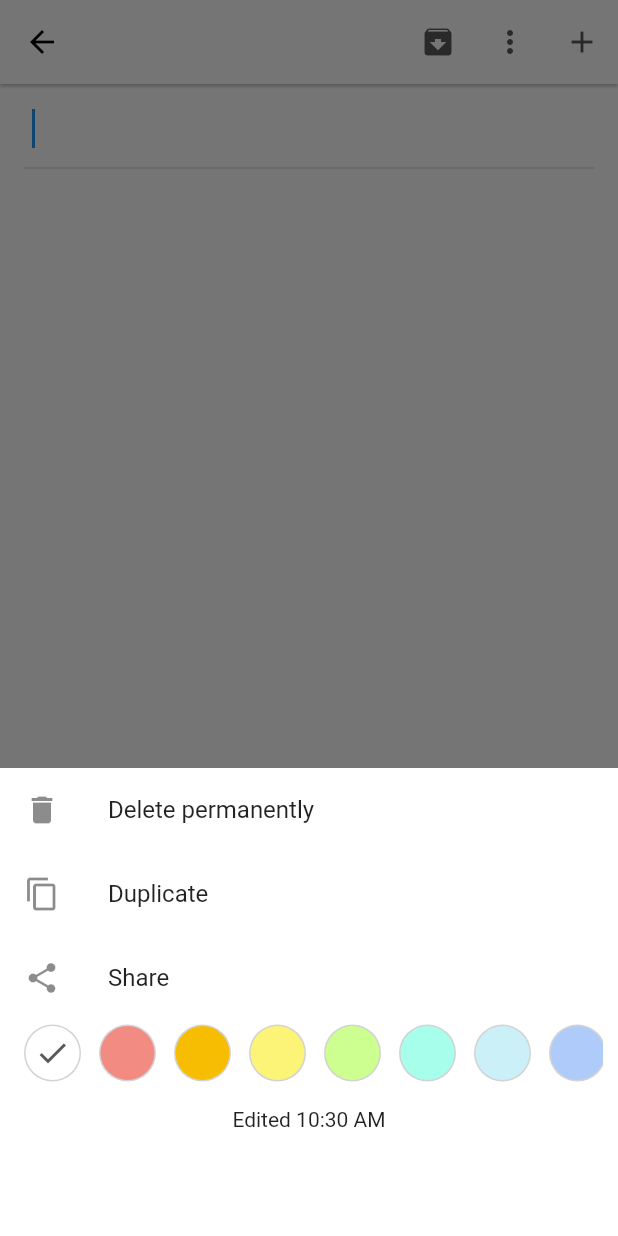
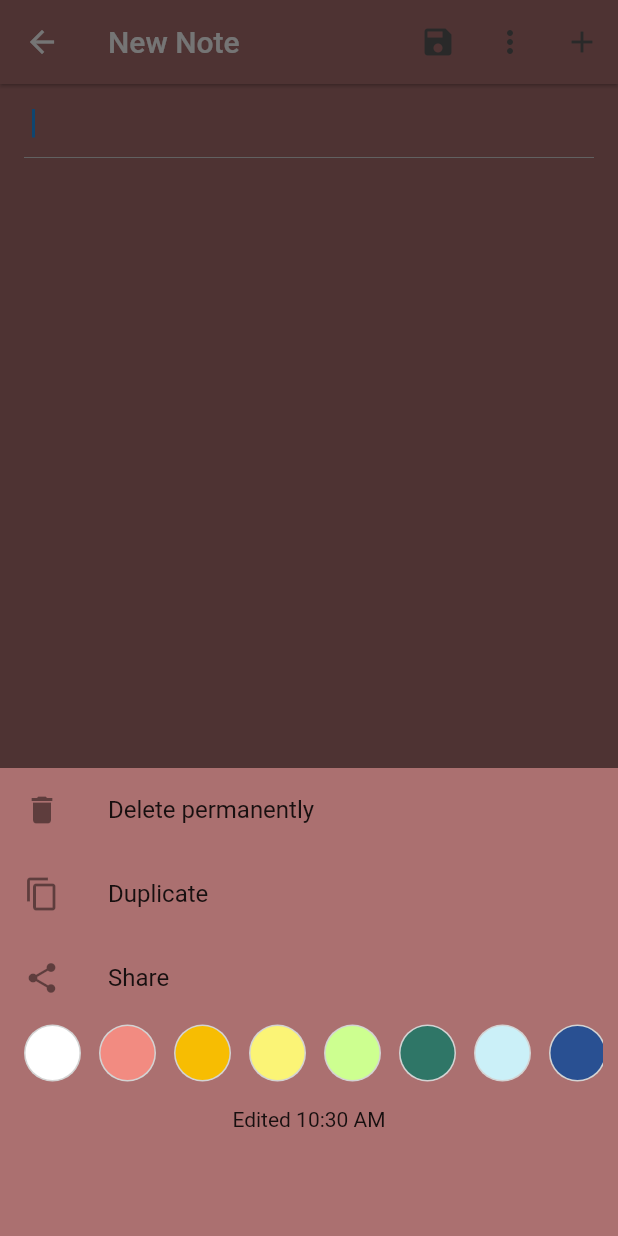
Before and after one commit to WilliamSamson/smart_app, a Flutter app: the NotePage screen opened directly with empty values, after a tap on the "add" icon, after a tap on the "more vert" icon, on a phone screen of 412 x 824 dp. Run offline on Flutter 3.47's test engine with Material 2 defaults, Android fonts, the light colour scheme and no system bars; our stand-ins replace share, sqflite; accounts and stored records are empty.

Commit message:
fix some stuffs before trying new approach to saving notes

```diff
--- a/lib/ViewControllers/NotePage.dart
+++ b/lib/ViewControllers/NotePage.dart
@@ -22,11 +22,9 @@
   final _titleFocus = FocusNode();
   final _contentFocus = FocusNode();
 
-  String _titleFrominitial ;
+  String _titleFrominitial;
   String _contentFromInitial;
   DateTime _lastEditedForUndo;
-
-
 
   var _editableNote;
 
@@ -46,7 +44,6 @@
     _titleFrominitial = widget.noteInEditing.title;
     _contentFromInitial = widget.noteInEditing.content;
 
-
     if (widget.noteInEditing.id == -1) {
       _isNewNote = true;
     }
@@ -60,18 +57,14 @@
 
   @override
   Widget build(BuildContext context) {
-
-    if(_editableNote.id == -1 && _editableNote.title.isEmpty) {
+    if (_editableNote.id == -1 && _editableNote.title.isEmpty) {
       FocusScope.of(context).requestFocus(_titleFocus);
     }
 
     return WillPopScope(
       child: Scaffold(
         key: _globalKey,
-        appBar: AppBar(brightness: Brightness.light,
-          leading: BackButton(
-            color: Colors.black,
-          ),
+        appBar: AppBar(
           actions: _archiveAction(context),
           elevation: 1,
           backgroundColor: note_color,
@@ -84,15 +77,11 @@
   }
 
   Widget _body(BuildContext ctx) {
-    return
-
-      Container(
+    return Container(
       color: note_color,
       padding: EdgeInsets.only(left: 16, right: 16, top: 12),
-      child:
-
-      SafeArea(child:
-      Column(
+      child: SafeArea(
+        child: Column(
           mainAxisAlignment: MainAxisAlignment.start,
           children: <Widget>[
             Flexible(
@@ -105,17 +94,18 @@
                     controller: _titleController,
                     focusNode: _titleFocus,
                     style: TextStyle(
-                    color: Colors.black,
-                    fontSize: 22,
-                    fontWeight: FontWeight.bold),
+                      color: Colors.blue,
+                      fontSize: 16,
+                    ),
                     cursorColor: Colors.blue,
                     backgroundCursorColor: Colors.blue),
               ),
             ),
-
-          Divider(color: CentralStation.borderColor,),
-
-          Flexible( child: Container(
+            Divider(
+              color: CentralStation.borderColor,
+            ),
+            Flexible(
+              child: Container(
                 padding: EdgeInsets.all(5),
 //    decoration: BoxDecoration(border: Border.all(color: CentralStation.borderColor,width: 1),borderRadius: BorderRadius.all(Radius.circular(10)) ),
                 child: EditableText(
@@ -126,31 +116,28 @@
                   style: TextStyle(color: Colors.black, fontSize: 20),
                   backgroundCursorColor: Colors.red,
                   cursorColor: Colors.blue,
+                ),
+              ),
             )
-          )
-          )
-
           ],
         ),
-          left: true,right: true,top: false,bottom: false,
-    )
-    )
-
-
-
-    ;
+        left: true,
+        right: true,
+        top: false,
+        bottom: false,
+      ),
+    );
   }
 
   Widget _pageTitle() {
     return Text(_editableNote.id == -1 ? "New Note" : "Edit Note");
   }
 
-
-
   List<Widget> _archiveAction(BuildContext context) {
     List<Widget> actions = [];
     if (widget.noteInEditing.id != -1) {
-      actions.add(Padding(
+      actions.add(
+        Padding(
           padding: EdgeInsets.symmetric(horizontal: 12),
           child: InkWell(
             child: GestureDetector(
@@ -161,7 +148,8 @@
               ),
             ),
           ),
-      ));
+        ),
+      );
     }
     actions += [
       Padding(
@@ -170,7 +158,7 @@
           child: GestureDetector(
             onTap: () => _archivePopup(context),
             child: Icon(
-              Icons.archive,
+              Icons.save,
               color: CentralStation.fontColor,
             ),
           ),
@@ -192,7 +180,7 @@
         padding: EdgeInsets.symmetric(horizontal: 12),
         child: InkWell(
           child: GestureDetector(
-            onTap: () => { _saveAndStartNewNote(context)  },
+            onTap: () => {_saveAndStartNewNote(context)},
             child: Icon(
               Icons.add,
               color: CentralStation.fontColor,
@@ -249,7 +237,6 @@
     print("same title? ${_editableNote.title == _titleFrominitial}");
     print("same content? ${_editableNote.content == _contentFromInitial}");
 
-
     if (!(_editableNote.title == _titleFrominitial &&
             _editableNote.content == _contentFromInitial) ||
         (_isNewNote)) {
@@ -280,7 +267,8 @@
           }
           break;
         }
-      case moreOptions.copy : {
+      case moreOptions.copy:
+        {
           _copy();
           break;
         }
@@ -296,8 +284,8 @@
               title: Text("Confirm ?"),
               content: Text("This note will be deleted permanently"),
               actions: <Widget>[
-                FlatButton(
-                onPressed: ()  {
+                TextButton(
+                    onPressed: () {
                       _persistenceTimer.cancel();
                       var noteDB = NotesDBHandler();
                       Navigator.of(context).pop();
@@ -305,10 +293,9 @@
                       CentralStation.updateNeeded = true;
 
                       Navigator.of(context).pop();
-
                     },
                     child: Text("Yes")),
-            FlatButton(
+                TextButton(
                     onPressed: () => {Navigator.of(context).pop()},
                     child: Text("No"))
               ],
@@ -335,12 +322,13 @@
     }
   }
 
-  void _saveAndStartNewNote(BuildContext context){
+  void _saveAndStartNewNote(BuildContext context) {
     _persistenceTimer.cancel();
-    var emptyNote = new Note(-1, "", "", DateTime.now(), DateTime.now(), Colors.white);
+    var emptyNote = new Note(-1, "", "", DateTime.now(), DateTime.now(),
+        Color.fromARGB(255, 171, 112, 112));
     Navigator.of(context).pop();
-    Navigator.push(context, MaterialPageRoute(builder: (ctx) => NotePage(emptyNote)));
-
+     Navigator.push(
+       context, MaterialPageRoute(builder: (ctx) => NotePage(emptyNote)));
   }
 
   Future<bool> _readyToPop() async {
@@ -360,15 +348,15 @@
               title: Text("Confirm ?"),
               content: Text("This note will be archived"),
               actions: <Widget>[
-                FlatButton(
+                TextButton(
                     onPressed: () => _archiveThisNote(context),
                     child: Text("Yes")),
-                FlatButton(
+                TextButton(
                     onPressed: () => {Navigator.of(context).pop()},
                     child: Text("No"))
               ],
             );
-          });
+          },);
     } else {
       _exitWithoutSaving(context);
     }
@@ -395,30 +383,25 @@
     Scaffold.of(context).showSnackBar(new SnackBar(content: Text("deleted")));
   }
 
-  void _copy(){
+  void _copy() {
     var noteDB = NotesDBHandler();
-    Note copy = Note(-1,
-        _editableNote.title,
-        _editableNote.content,
-        DateTime.now(),
-        DateTime.now(),
-        _editableNote.note_color) ;
-
+    Note copy = Note(-1, _editableNote.title, _editableNote.content,
+        DateTime.now(), DateTime.now(), _editableNote.note_color);
 
     var status = noteDB.copyNote(copy);
-    status.then((query_success){
-      if (query_success){
+    status.then((query_success) {
+      if (query_success) {
         CentralStation.updateNeeded = true;
         Navigator.of(_globalKey.currentContext).pop();
       }
     });
   }
 
-
-
   void _undo() {
-    _titleController.text = _titleFrominitial;// widget.noteInEditing.title;
-    _contentController.text = _contentFromInitial;// widget.noteInEditing.content;
-    _editableNote.date_last_edited = _lastEditedForUndo;// widget.noteInEditing.date_last_edited;
+    _titleController.text = _titleFrominitial; // widget.noteInEditing.title;
+    _contentController.text =
+        _contentFromInitial; // widget.noteInEditing.content;
+    _editableNote.date_last_edited =
+        _lastEditedForUndo; // widget.noteInEditing.date_last_edited;
   }
 }
--- a/lib/Views/ColorSlider.dart
+++ b/lib/Views/ColorSlider.dart
@@ -1,61 +1,53 @@
 import 'package:flutter/material.dart';
 
-
 class ColorSlider extends StatefulWidget {
-  final void Function(Color)  callBackColorTapped ;
-  final Color noteColor ;
+  final void Function(Color) callBackColorTapped;
+  final Color noteColor;
   ColorSlider({@required this.callBackColorTapped, @required this.noteColor});
   @override
   _ColorSliderState createState() => _ColorSliderState();
 }
 
 class _ColorSliderState extends State<ColorSlider> {
-
   final colors = [
     Color(0xffffffff), // classic white
     Color(0xfff28b81), // light pink
     Color(0xfff7bd02), // yellow
     Color(0xfffbf476), // light yellow
     Color(0xffcdff90), // light green
-    Color(0xffa7feeb), // turquoise
+    Color.fromARGB(255, 47, 118, 103), // turquoise
     Color(0xffcbf0f8), // light cyan
-    Color(0xffafcbfa), // light blue
-    Color(0xffd7aefc), // plum
-    Color(0xfffbcfe9), // misty rose
-    Color(0xffe6c9a9), // light brown
-    Color(0xffe9eaee)  // light gray
+    Color.fromARGB(255, 41, 80, 146), // light blue
+    Color.fromARGB(255, 107, 62, 146), // plum
+    Color.fromARGB(255, 176, 68, 131), // misty rose
+    Color.fromARGB(255, 188, 126, 61), // light brown
+    Color.fromARGB(255, 67, 14, 14) // light gray
   ];
 
   final Color borderColor = Color(0xffd3d3d3);
   final Color foregroundColor = Color(0xff595959);
 
-  final _check = Icon(Icons.check);
+  final _check = Icon(Icons.star);
 
   Color noteColor;
   int indexOfCurrentColor;
-  @override void initState() {
-
+  @override
+  void initState() {
     super.initState();
     this.noteColor = widget.noteColor;
     indexOfCurrentColor = colors.indexOf(noteColor);
   }
 
-
-
   @override
   Widget build(BuildContext context) {
-
     return ListView(
       scrollDirection: Axis.horizontal,
-      children:
-      List.generate(colors.length, (index)
-      {
-        return
-          GestureDetector(
-              onTap: ()=> _colorChangeTapped(index),
+      children: List.generate(colors.length, (index) {
+        return GestureDetector(
+            onTap: () => _colorChangeTapped(index),
             child: Padding(
                 padding: EdgeInsets.only(left: 6, right: 6),
-                  child:Container(
+                child: Container(
                     child: new CircleAvatar(
                       child: _checkOrNot(index),
                       foregroundColor: foregroundColor,
@@ -67,14 +59,10 @@
                     decoration: new BoxDecoration(
                       color: borderColor, // border color
                       shape: BoxShape.circle,
-                  )
-              ) )
+                    ))));
+      }),
     );
-
-      })
-      ,);
   }
-
 
   void _colorChangeTapped(int indexOfColor) {
     setState(() {
@@ -82,14 +70,12 @@
       indexOfCurrentColor = indexOfColor;
       widget.callBackColorTapped(colors[indexOfColor]);
     });
-
   }
 
-  Widget _checkOrNot(int index){
+  Widget _checkOrNot(int index) {
     if (indexOfCurrentColor == index) {
       return _check;
     }
     return null;
   }
-
 }
--- a/lib/main.dart
+++ b/lib/main.dart
@@ -12,7 +12,9 @@
   Widget build(BuildContext context) {
     return MaterialApp(
       title: _title,
-      home: MyStatelessWidget(),
+      routes: {
+      '/': (context) => MyStatelessWidget()
+      },
     );
   }
 }
--- a/pubspec.yaml
+++ b/pubspec.yaml
@@ -14,7 +14,7 @@
 version: 1.0.0+1
 
 environment:
-  sdk: ">=2.1.0 <3.0.0"
+  sdk: ">=2.2.0 <3.0.0"
 
 dependencies:
   flutter:
```
Also changed, not shown: lib/ViewControllers/HomePage.dart (+22 -25 lines), lib/ViewControllers/StaggeredView.dart (deleted, +0 -106 lines), lib/Views/StaggeredTiles.dart (deleted, +0 -93 lines). Lines whose indentation alone changed are shown as unchanged.
